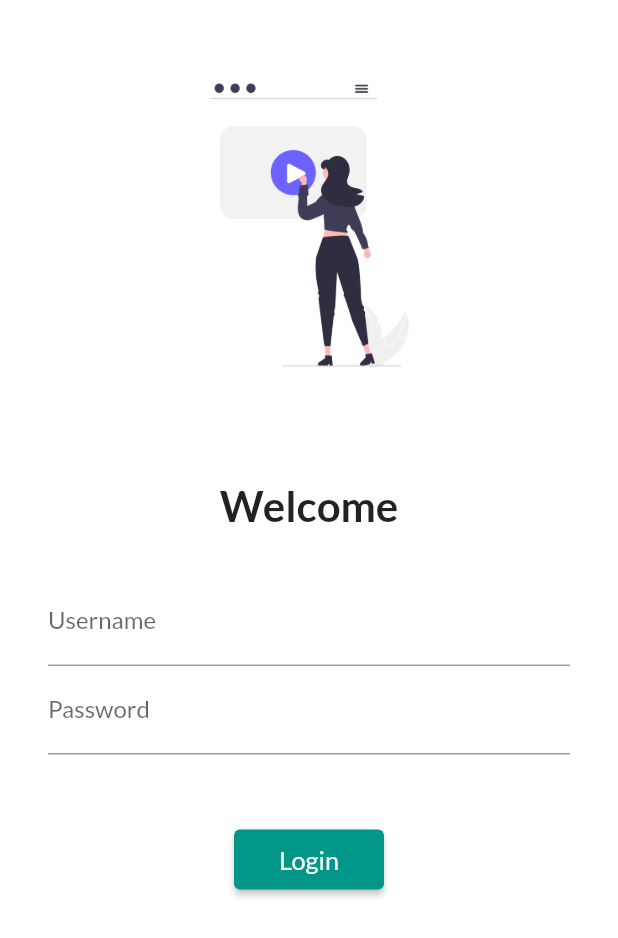
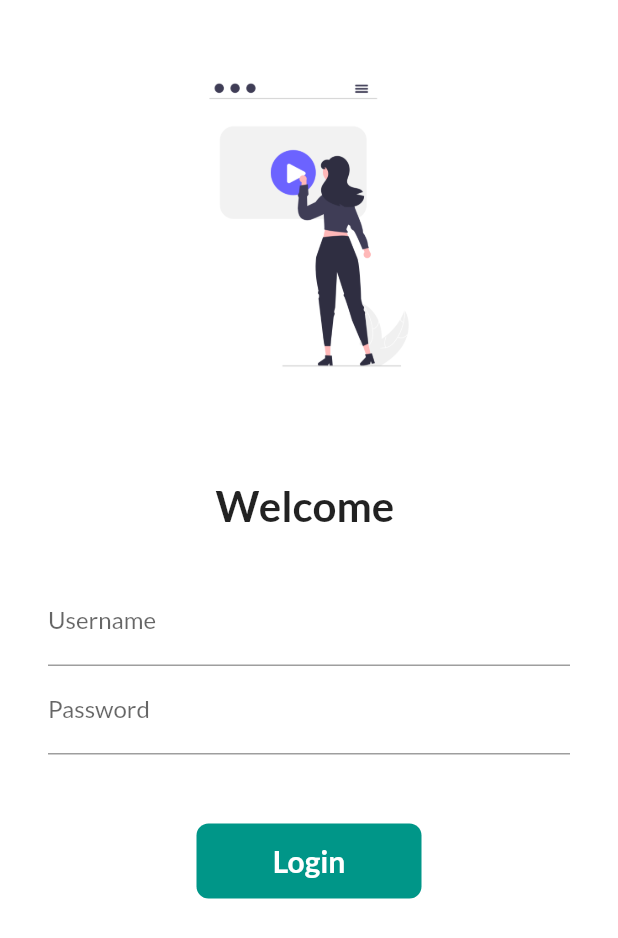
Before and after one commit to anoushkasud/getting-started-with-flutter, a Flutter app: the screen it shows after launch, on a phone screen of 412 x 824 dp. Shown: the top 938 px of the screen. Run offline on Flutter 3.47's test engine with Material 2 defaults, Android fonts, the phone set to English and light mode, and no system bars; our stand-ins replace google_fonts.

Commit message:
day 6 completed

```diff
--- a/lib/pages/login.dart
+++ b/lib/pages/login.dart
@@ -1,9 +1,16 @@
 import 'package:flutter/material.dart';
 import 'package:flutter_application_1/utils/routes.dart';
 
-class LoginPage extends StatelessWidget {
+class LoginPage extends StatefulWidget {
   const LoginPage({Key? key}) : super(key: key);
 
+  @override
+  State<LoginPage> createState() => _LoginPageState();
+}
+
+class _LoginPageState extends State<LoginPage> {
+  String name = "";
+  bool changeButton = false;
   @override
   Widget build(BuildContext context) {
     return Material(
@@ -21,7 +28,7 @@ class LoginPage extends StatelessWidget {
                 height: 20.0,
               ),
               Text(
-                "Welcome",
+                "Welcome $name",
                 style: TextStyle(
                     // color: Colors.white,
                     //   backgroundColor: Colors.deepPurple,
@@ -41,6 +48,10 @@ class LoginPage extends StatelessWidget {
                         hintText: "Enter Username",
                         labelText: "Username",
                       ),
+                      onChanged: (value) {
+                        name = value;
+                        setState(() {});
+                      },
                     ),
                     TextFormField(
                       obscureText: true,
@@ -55,20 +66,52 @@ class LoginPage extends StatelessWidget {
               SizedBox(
                 height: 30.0,
               ),
-              ElevatedButton(
-                style: TextButton.styleFrom(
-                  shadowColor: Colors.black,
-                  minimumSize: Size(100, 40),
-                ),
-                onPressed: () {
+
+              InkWell(
+                onTap: () async {
+                  setState(() {
+                    changeButton = true;
+                  });
+                  await Future.delayed(Duration(seconds: 1));
                   Navigator.pushNamed(context, MyRoutes.homeRoute);
-                  print("hi!");
                 },
-                child: Text(
-                  "Login",
-                  textScaleFactor: 1.2,
+                child: AnimatedContainer(
+                  duration: Duration(seconds: 1),
+                  height: 50,
+                  width: changeButton ? 50 : 150,
+                  alignment: Alignment.center,
+                  child: changeButton
+                      ? Icon(
+                          Icons.done,
+                          color: Colors.white,
+                        )
+                      : Text(
+                          "Login",
+                          style: TextStyle(
+                              fontSize: 20,
+                              fontWeight: FontWeight.bold,
+                              color: Colors.white),
+                        ),
+                  decoration: BoxDecoration(
+                      color: Colors.teal,
+                      borderRadius:
+                          BorderRadius.circular(changeButton ? 50 : 8)),
                 ),
               )
+              // ElevatedButton(
+              //   style: TextButton.styleFrom(
+              //     shadowColor: Colors.black,
+              //     minimumSize: Size(100, 40),
+              //   ),
+              //   onPressed: () {
+              //     Navigator.pushNamed(context, MyRoutes.homeRoute);
+              //     print("hi!");
+              //   },
+              //   child: Text(
+              //     "Login",
+              //     textScaleFactor: 1.2,
+              //   ),
+              // )
             ],
           ),
         ));
```
